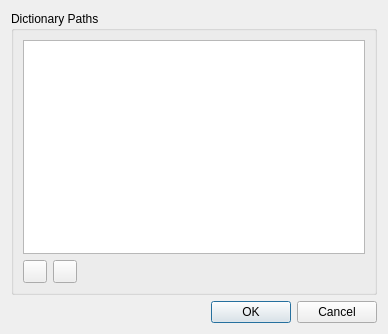
Above: src/settingsdialog.ui from jablonkai/QDictionary before the change. Below: the same form after it.
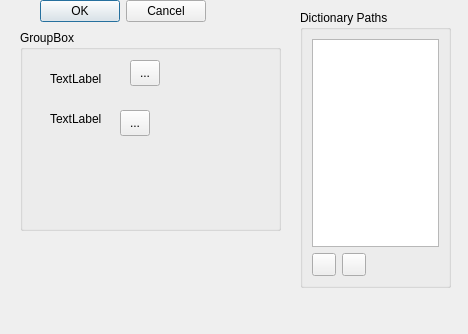
That is the form after the change. Icons and pictures are not drawn.

Diff of the .ui file:
```diff
--- a/src/settingsdialog.ui
+++ b/src/settingsdialog.ui
@@ -5,16 +5,22 @@
    <rect>
     <x>0</x>
     <y>0</y>
-    <width>388</width>
+    <width>468</width>
     <height>334</height>
    </rect>
   </property>
   <property name="windowTitle" >
    <string>QDictionary Settings</string>
   </property>
-  <layout class="QVBoxLayout" >
-   <item>
     <widget class="QGroupBox" name="groupBox" >
+   <property name="geometry" >
+    <rect>
+     <x>300</x>
+     <y>10</y>
+     <width>151</width>
+     <height>278</height>
+    </rect>
+   </property>
      <property name="title" >
       <string>Dictionary Paths</string>
      </property>
@@ -61,8 +67,72 @@
       </item>
      </layout>
     </widget>
-   </item>
-   <item>
+  <widget class="QGroupBox" name="groupBox_2" >
+   <property name="geometry" >
+    <rect>
+     <x>20</x>
+     <y>30</y>
+     <width>261</width>
+     <height>201</height>
+    </rect>
+   </property>
+   <property name="title" >
+    <string>GroupBox</string>
+   </property>
+   <widget class="QLabel" name="label" >
+    <property name="geometry" >
+     <rect>
+      <x>30</x>
+      <y>40</y>
+      <width>57</width>
+      <height>18</height>
+     </rect>
+    </property>
+    <property name="text" >
+     <string>TextLabel</string>
+    </property>
+   </widget>
+   <widget class="QLabel" name="label_2" >
+    <property name="geometry" >
+     <rect>
+      <x>30</x>
+      <y>80</y>
+      <width>57</width>
+      <height>18</height>
+     </rect>
+    </property>
+    <property name="text" >
+     <string>TextLabel</string>
+    </property>
+   </widget>
+   <widget class="QToolButton" name="toolButton" >
+    <property name="geometry" >
+     <rect>
+      <x>110</x>
+      <y>30</y>
+      <width>30</width>
+      <height>26</height>
+     </rect>
+    </property>
+    <property name="text" >
+     <string>...</string>
+    </property>
+   </widget>
+   <widget class="QToolButton" name="toolButton_2" >
+    <property name="geometry" >
+     <rect>
+      <x>100</x>
+      <y>80</y>
+      <width>30</width>
+      <height>26</height>
+     </rect>
+    </property>
+    <property name="text" >
+     <string>...</string>
+    </property>
+   </widget>
+  </widget>
+  <widget class="QWidget" name="" >
     <layout class="QHBoxLayout" >
      <item>
       <spacer>
@@ -85,8 +155,7 @@
       </widget>
      </item>
     </layout>
-   </item>
-  </layout>
+  </widget>
  </widget>
  <resources>
   <include location="qdictionary.qrc" />
```
Lines whose indentation alone changed are shown as unchanged.
